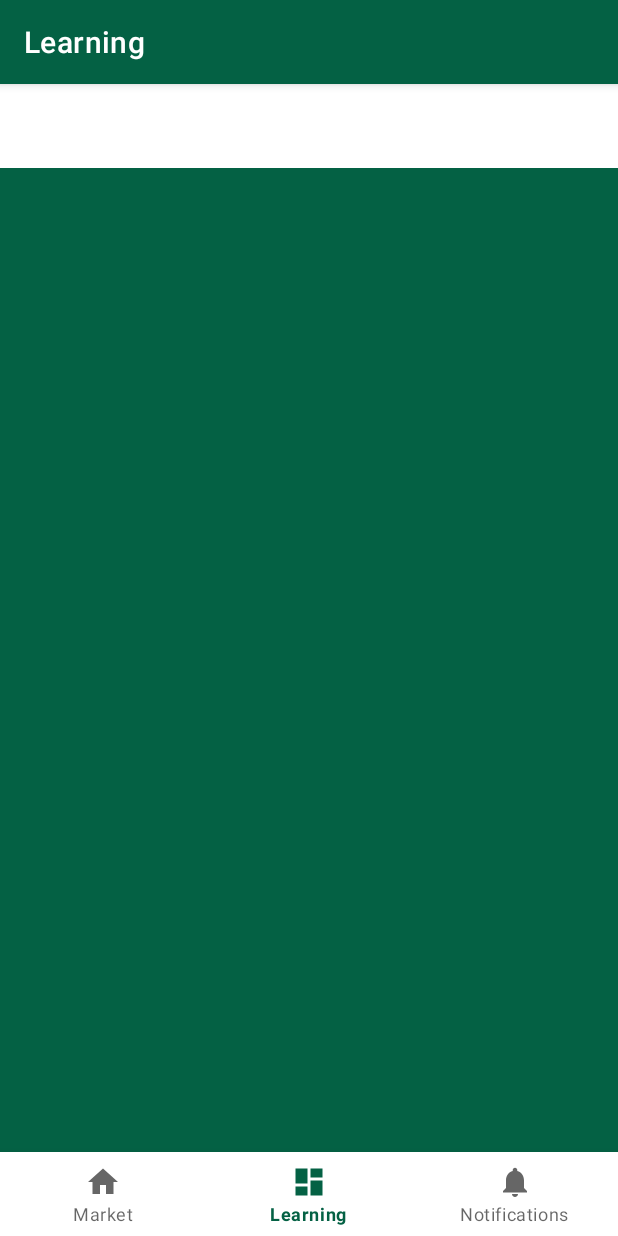
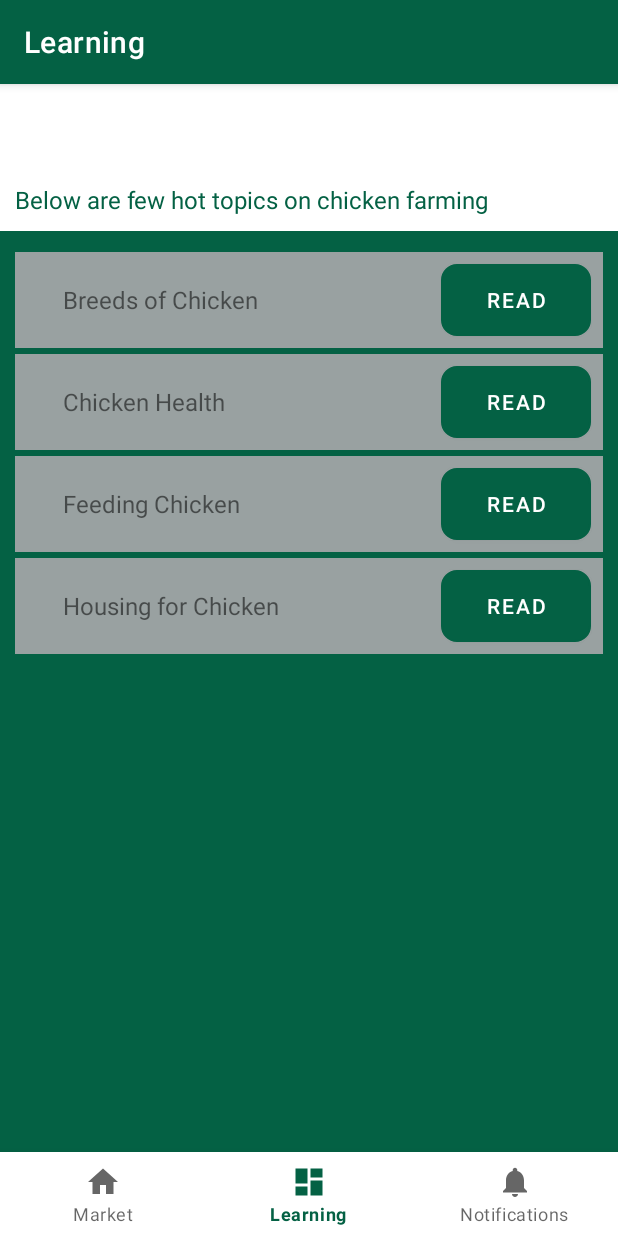
Before and after one commit to owidi-001/kuku-app, an Android app: the DashboardFragment screen opened through its navigation route, on a phone screen of 412 x 824 dp. Run offline under Robolectric (Android 15) with nearby library versions, the phone set to English and light mode, and no system bars; our stand-ins replace navigation-ui; pictures from the network do not load.

Commit message:
Learning screen complete

```diff
--- a/app/src/main/java/com/example/kuku/ui/dashboard/DashboardFragment.java
+++ b/app/src/main/java/com/example/kuku/ui/dashboard/DashboardFragment.java
@@ -8,6 +8,7 @@ import android.view.ViewGroup;
 import androidx.annotation.NonNull;
 import androidx.fragment.app.Fragment;
 import androidx.lifecycle.ViewModelProvider;
+//import androidx.recyclerview.widget.DividerItemDecoration;
 import androidx.recyclerview.widget.GridLayoutManager;
 import androidx.recyclerview.widget.RecyclerView;
 
@@ -31,11 +32,14 @@ public class DashboardFragment extends Fragment {
         LessonAdaptor lessonAdaptor=new LessonAdaptor(getContext());
 
         dashboardViewModel.getData().observe(getViewLifecycleOwner(), lessonAdaptor::setLessons);
+        recyclerView.setAdapter(lessonAdaptor);
 
-        System.out.println(dashboardViewModel.getData().toString());
 
         recyclerView.setLayoutManager(new GridLayoutManager(root.getContext(), 1,
         GridLayoutManager.VERTICAL,false));
+
+//        recyclerView.addItemDecoration(new DividerItemDecoration(getContext(),
+//                DividerItemDecoration.VERTICAL));
 
         return root;
     }
--- a/app/src/main/java/com/example/kuku/ui/dashboard/DashboardViewModel.java
+++ b/app/src/main/java/com/example/kuku/ui/dashboard/DashboardViewModel.java
@@ -14,7 +14,7 @@ public class DashboardViewModel extends ViewModel {
 
     public DashboardViewModel() {
         lessons = new MutableLiveData<>();
-        ArrayList<Lesson> data = new ArrayList<>();
+        ArrayList<Lesson> data = new ArrayList<Lesson>();
 
         data.add(new Lesson("Breeds of Chicken", "https://webstockreview.net/images/clipart-png-chicken.png", "https://webstockreview.net/images/clipart-png-chicken.png"));
         data.add(new Lesson("Chicken Health", "https://webstockreview.net/images/clipart-png-chicken.png", "https://webstockreview.net/images/clipart-png-chicken.png"));
--- a/app/src/main/res/layout/fragment_dashboard.xml
+++ b/app/src/main/res/layout/fragment_dashboard.xml
@@ -1,16 +1,41 @@
 <?xml version="1.0" encoding="utf-8"?>
 <androidx.constraintlayout.widget.ConstraintLayout xmlns:android="http://schemas.android.com/apk/res/android"
+    xmlns:app="http://schemas.android.com/apk/res-auto"
     xmlns:tools="http://schemas.android.com/tools"
     android:layout_width="match_parent"
     android:layout_height="match_parent"
     tools:context=".ui.dashboard.DashboardFragment">
 
-    <androidx.recyclerview.widget.RecyclerView
-        android:id="@+id/lessonView"
+    <LinearLayout
+        android:id="@+id/scaffold"
         android:layout_width="match_parent"
         android:layout_height="match_parent"
+        android:orientation="vertical"
         tools:layout_editor_absoluteX="1dp"
         tools:layout_editor_absoluteY="1dp"
-        android:background="@color/primary"/>
+        android:background="@color/white"
+        >
+
+        <TextView
+            android:layout_width="wrap_content"
+            android:layout_height="wrap_content"
+            android:gravity="center_vertical"
+            android:text="@string/lessons_label"
+            android:textColor="@color/primary"
+            android:layout_margin="10dp"
+            android:textSize="16sp"/>
+
+        <androidx.recyclerview.widget.RecyclerView
+            android:id="@+id/lessonView"
+            android:layout_width="match_parent"
+            android:layout_height="match_parent"
+            app:layout_constraintStart_toStartOf="parent"
+            app:layout_constraintTop_toTopOf="parent"
+            android:padding="10dp"
+            android:background="@color/primary"
+            android:clipToPadding="false"
+            />
+
+    </LinearLayout>
 
 </androidx.constraintlayout.widget.ConstraintLayout>
--- a/app/src/main/res/layout/fragment_home.xml
+++ b/app/src/main/res/layout/fragment_home.xml
@@ -16,8 +16,6 @@
         android:background="@color/primary"
         >
 
-
-
         <androidx.recyclerview.widget.RecyclerView
             android:id="@+id/itemList"
             android:layout_width="match_parent"
--- a/app/src/main/res/layout/lesson_tile.xml
+++ b/app/src/main/res/layout/lesson_tile.xml
@@ -1,16 +1,12 @@
 <?xml version="1.0" encoding="utf-8"?>
-<RelativeLayout xmlns:android="http://schemas.android.com/apk/res/android"
+<LinearLayout xmlns:android="http://schemas.android.com/apk/res/android"
     android:id="@+id/listTile"
     android:layout_width="match_parent"
-    android:layout_height="?android:attr/listPreferredItemHeightLarge"
-    android:background="@color/light">
+    android:layout_height="wrap_content"
+    android:background="@color/light"
+    android:orientation="horizontal"
+    android:layout_marginTop="4dp">
 
-    <LinearLayout
-        android:layout_width="match_parent"
-        android:layout_height="match_parent"
-        android:orientation="horizontal"
-        android:background="@color/primary"
-        >
         <ImageView
             android:id="@+id/lessonIcon"
             android:layout_width="wrap_content"
@@ -19,10 +15,6 @@
             android:layout_marginEnd="@dimen/activity_horizontal_margin"
             />
 
-        <LinearLayout
-            android:layout_width="match_parent"
-            android:layout_height="match_parent"
-            >
             <TextView
                 android:id="@+id/lessonTitle"
                 android:layout_width="wrap_content"
@@ -30,29 +22,17 @@
                 android:gravity="center_vertical"
                 android:textSize="16sp"/>
 
-            <TextView
-                android:id="@+id/lessonUrl"
-                android:layout_width="wrap_content"
-                android:layout_height="match_parent"
-                android:gravity="center_vertical"
-                android:textSize="16sp"/>
-        </LinearLayout>
-
-
         <Space
             android:layout_width="0dp"
             android:layout_height="match_parent"
             android:layout_weight="5" />
 
         <Button
-            android:layout_width="match_parent"
+            android:layout_width="100dp"
             android:layout_height="wrap_content"
             android:layout_margin="8dp"
             android:text="@string/read"
             android:background="@drawable/rounded_button"
-            android:textColor="@color/white"
+            android:textColor="@color/white" />
 
-            />
-    </LinearLayout>
-
-</RelativeLayout>
+</LinearLayout>
--- a/app/src/main/res/values/strings.xml
+++ b/app/src/main/res/values/strings.xml
@@ -14,4 +14,5 @@
     <string name="dummy">Lorem ipsum dolor sit amet, consectetur adipisicing elit. Est fuga molestias optio perferendis quasi quidem vitae. Quidem, repellendus voluptatibus! Autem dolores enim eveniet facilis hic maiores minus unde ut voluptates?</string>
     <string name="buy">Buy</string>
     <string name="read">Read</string>
+    <string name="lessons_label">Below are few hot topics on chicken farming</string>
 </resources>
```
Also changed, not shown: app/src/main/java/com/example/kuku/ui/dashboard/LessonAdaptor.java (+5 -4 lines).
